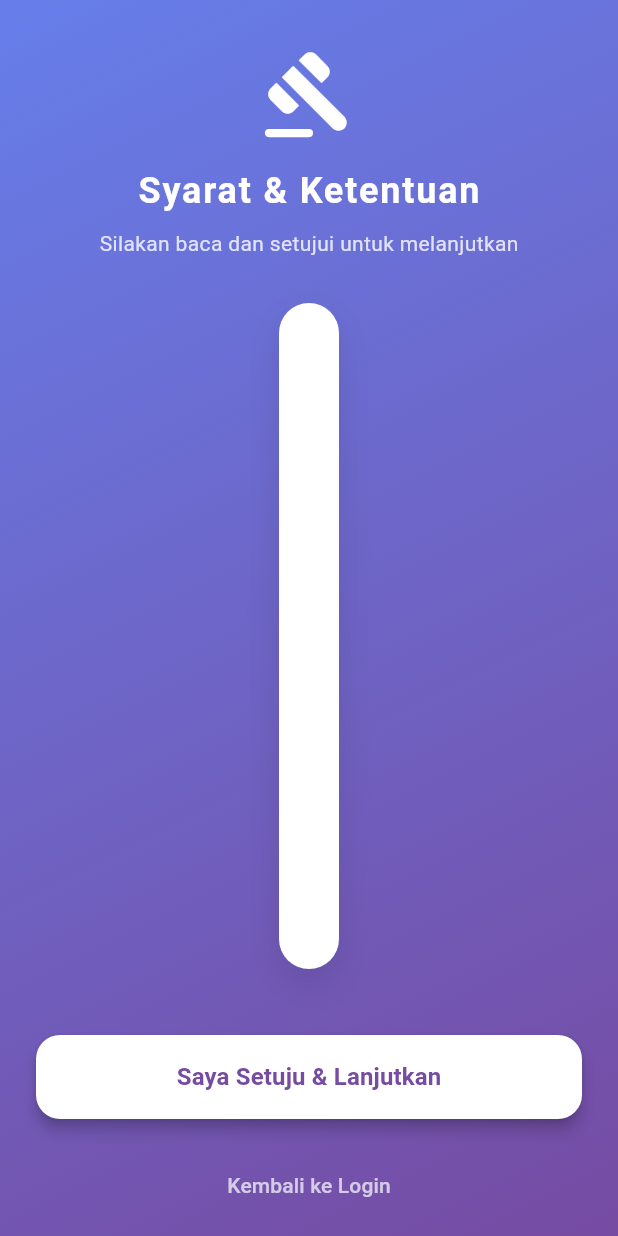
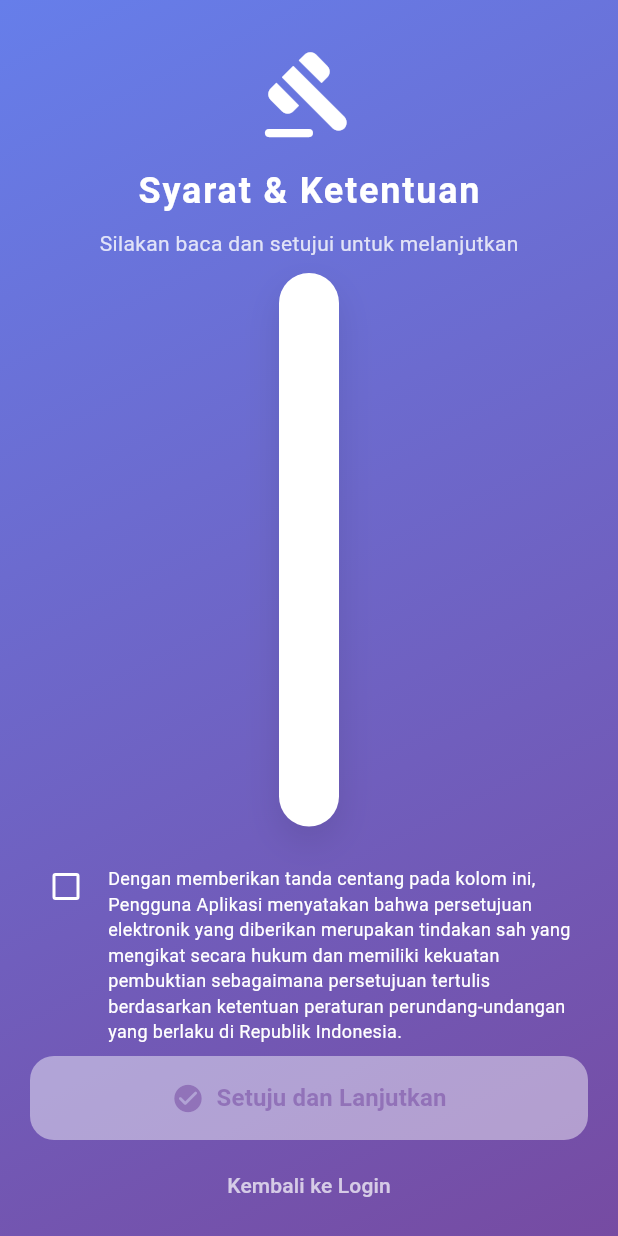
Before and after one commit to HerHeri/mobileapp-recoverytrack, a Flutter app: the TermsPage screen opened directly with empty values, on a phone screen of 412 x 824 dp. Run offline on Flutter 3.47's test engine with Material 3 defaults, Android fonts, the phone set to English and light mode, and no system bars; our stand-ins replace camera, device_info_plus, file_picker, geolocator, image_picker, open_filex and 3 more; missing offline and left inert: downloadsfolder, screen_protector; accounts and stored records are empty.

Commit message:
- Update Terms & Conditions, - Update Disclaimer

```diff
--- a/lib/features/auth/pages/terms_page.dart
+++ b/lib/features/auth/pages/terms_page.dart
@@ -16,6 +16,7 @@ class TermsPage extends StatefulWidget {
 
 class _TermsPageState extends State<TermsPage> {
   bool _isLoading = false;
+  bool _isAgreed = false;
 
   Future<void> _handleAccept() async {
     setState(() => _isLoading = true);
@@ -85,6 +86,7 @@ class _TermsPageState extends State<TermsPage> {
           ),
         ),
         child: SafeArea(
+          minimum: const EdgeInsets.only(bottom: 10),
           child: Column(
             children: [
               const SizedBox(height: 30),
@@ -107,7 +109,7 @@ class _TermsPageState extends State<TermsPage> {
                   fontSize: 14,
                 ),
               ),
-              const SizedBox(height: 30),
+              const SizedBox(height: 10),
               Expanded(
                 child: Container(
                   margin: const EdgeInsets.symmetric(horizontal: 24),
@@ -136,20 +138,76 @@ class _TermsPageState extends State<TermsPage> {
                   ),
                 ),
               ),
-              const SizedBox(height: 24),
+              const SizedBox(height: 10),
               Padding(
                 padding: const EdgeInsets.symmetric(
-                  horizontal: 24,
-                  vertical: 20,
+                  horizontal: 20,
+                  vertical: 6,
                 ),
-                child: SizedBox(
+                child: Column(
+                  children: [
+                    InkWell(
+                      onTap: _isLoading
+                          ? null
+                          : () => setState(() => _isAgreed = !_isAgreed),
+                      borderRadius: BorderRadius.circular(12),
+                      child: Row(
+                        crossAxisAlignment: CrossAxisAlignment.start,
+                        children: [
+                          Checkbox(
+                            value: _isAgreed,
+                            onChanged: _isLoading
+                                ? null
+                                : (value) => setState(
+                                    () => _isAgreed = value ?? false,
+                                  ),
+                            activeColor: Colors.white,
+                            checkColor: const Color(0xFF764BA2),
+                            side: const BorderSide(
+                              color: Colors.white,
+                              width: 2,
+                            ),
+                          ),
+                          const SizedBox(width: 4),
+                          const Expanded(
+                            child: Padding(
+                              padding: EdgeInsets.only(top: 10),
+                              child: Text(
+                                'Dengan memberikan tanda centang pada kolom ini, '
+                                'Pengguna Aplikasi menyatakan bahwa persetujuan '
+                                'elektronik yang diberikan merupakan tindakan sah '
+                                'yang mengikat secara hukum dan memiliki kekuatan '
+                                'pembuktian sebagaimana persetujuan tertulis '
+                                'berdasarkan ketentuan peraturan perundang-undangan '
+                                'yang berlaku di Republik Indonesia.',
+                                style: TextStyle(
+                                  color: Colors.white,
+                                  fontSize: 12,
+                                  height: 1.4,
+                                ),
+                              ),
+                            ),
+                          ),
+                        ],
+                      ),
+                    ),
+                    const SizedBox(height: 8),
+                    SizedBox(
                       width: double.infinity,
                       height: 56,
                       child: ElevatedButton(
-                    onPressed: _isLoading ? null : _handleAccept,
+                        onPressed: _isLoading || !_isAgreed
+                            ? null
+                            : _handleAccept,
                         style: ElevatedButton.styleFrom(
                           backgroundColor: Colors.white,
                           foregroundColor: const Color(0xFF764BA2),
+                          disabledBackgroundColor: Colors.white.withValues(
+                            alpha: 0.45,
+                          ),
+                          disabledForegroundColor: const Color(
+                            0xFF764BA2,
+                          ).withValues(alpha: 0.55),
                           shape: RoundedRectangleBorder(
                             borderRadius: BorderRadius.circular(16),
                           ),
@@ -164,14 +222,23 @@ class _TermsPageState extends State<TermsPage> {
                                   color: Color(0xFF764BA2),
                                 ),
                               )
-                        : const Text(
-                            "Saya Setuju & Lanjutkan",
+                            : const Row(
+                                mainAxisAlignment: MainAxisAlignment.center,
+                                children: [
+                                  Icon(Icons.check_circle_rounded, size: 22),
+                                  SizedBox(width: 8),
+                                  Text(
+                                    'Setuju dan Lanjutkan',
                                     style: TextStyle(
                                       fontSize: 16,
                                       fontWeight: FontWeight.bold,
                                     ),
                                   ),
+                                ],
                               ),
+                      ),
+                    ),
+                  ],
                 ),
               ),
               TextButton(
@@ -181,7 +248,6 @@ class _TermsPageState extends State<TermsPage> {
                   style: TextStyle(color: Colors.white.withValues(alpha: 0.7)),
                 ),
               ),
-              const SizedBox(height: 10),
             ],
           ),
         ),
--- a/lib/features/dashboard/widgets/disclaimer_card.dart
+++ b/lib/features/dashboard/widgets/disclaimer_card.dart
@@ -53,15 +53,28 @@ class DisclaimerCard extends StatelessWidget {
                 child: Text.rich(
                   TextSpan(
                     children: [
-                      TextSpan(text: 'Data yang ditampilkan '),
+                      TextSpan(text: 'Informasi kendaraan dalam Aplikasi '),
                       TextSpan(
-                        text: 'bukan\nbukti sah identitas kendaraan',
+                        text: 'bersifat referensi awal',
                         style: TextStyle(color: Color(0xFFFFC857)),
                       ),
-                      TextSpan(text: ',\nmenunggak angsuran, dan '),
+                      TextSpan(text: ' dan '),
                       TextSpan(
-                        text: 'bukan\nalat untuk mengamankan kendaraan.',
+                        text:
+                            'tidak dapat digunakan sebagai dasar penentuan '
+                            'status tunggakan maupun tindakan terhadap kendaraan.',
                         style: TextStyle(color: Color(0xFFFFC857)),
+                      ),
+                      TextSpan(text: ' Pengguna '),
+                      TextSpan(
+                        text:
+                            'wajib melakukan verifikasi kepada pihak terkait.',
+                        style: TextStyle(color: Color(0xFFFFC857)),
+                      ),
+                      TextSpan(
+                        text:
+                            ' Setiap penyalahgunaan informasi sepenuhnya '
+                            'menjadi tanggung jawab Pengguna',
                       ),
                     ],
                   ),
--- a/pubspec.yaml
+++ b/pubspec.yaml
@@ -16,7 +16,7 @@ publish_to: "none" # Remove this line if you wish to publish to pub.dev
 # https://developer.apple.com/library/archive/documentation/General/Reference/InfoPlistKeyReference/Articles/CoreFoundationKeys.html
 # In Windows, build-name is used as the major, minor, and patch parts
 # of the product and file versions while build-number is used as the build suffix.
-version: 1.0.18+18
+version: 1.0.19+19
 
 environment:
   sdk: ^3.11.1
```
Also changed, not shown: lib/features/dashboard/pages/dashboard_page.dart (+11 -11 lines), lib/services/kendaraan_service.dart (+4 -16 lines), lib/widgets/custom_keyboard.dart (+15 -35 lines). Lines whose indentation alone changed are shown as unchanged.
